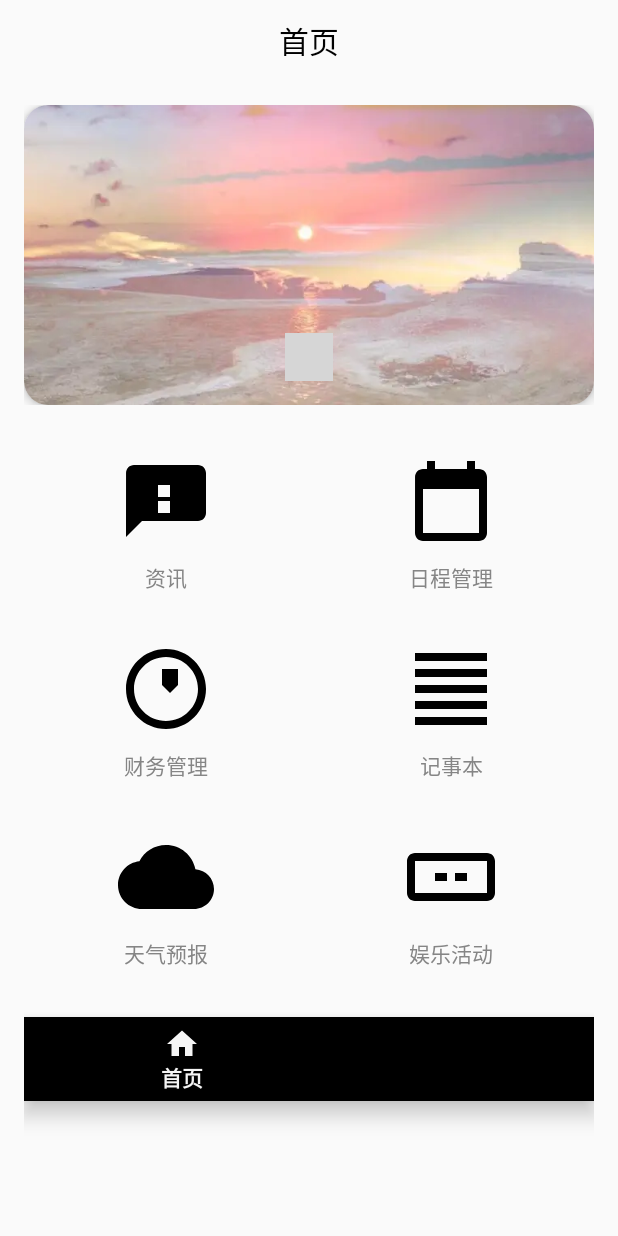
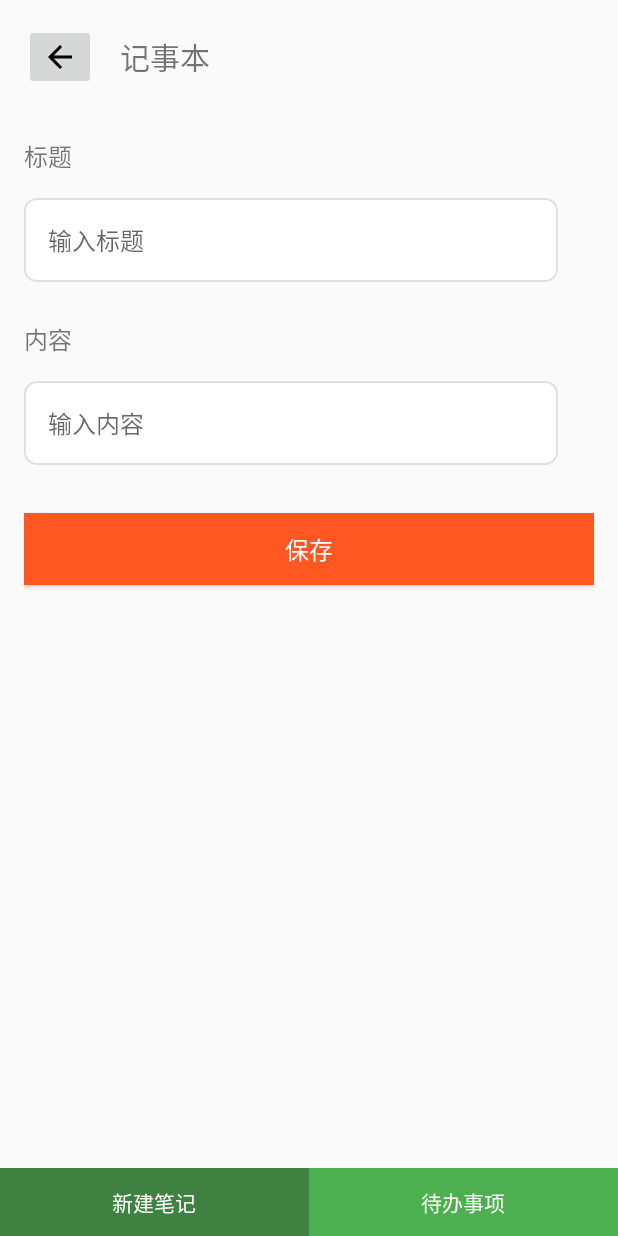
Before and after one commit to ppyeluo/intelligentlifeassistant, an Android app: the screen it shows after launch (MainActivity before the commit, NotepadActivity after it), after a tap on "记事本", on a phone screen of 412 x 824 dp. Run offline under Robolectric (Android 15) with nearby library versions, the phone set to English and light mode, and no system bars; libraries missing offline, so code that uses them is left out: me.relex.circleindicator; plain views replace CircleIndicator3; 2 statements that could not run were skipped; grey boxes are pictures that could not be loaded.

Commit message:
记事本页面

```diff
--- a/app/src/main/AndroidManifest.xml
+++ b/app/src/main/AndroidManifest.xml
@@ -28,6 +28,7 @@
         <activity android:name=".module.WeatherActivity"/>
         <activity android:name=".module.FinanceActivity"/>
         <activity android:name=".module.finance.FinanceRecordActivity"/>
+        <activity android:name=".module.NotepadActivity"/>
     </application>
 
 </manifest>
--- /dev/null
+++ b/app/src/main/java/com/sspu/intelligentlifeassistant/adapters/NotepadPendingAdapter.java
@@ -0,0 +1,65 @@
+package com.sspu.intelligentlifeassistant.adapters;
+
+import android.view.LayoutInflater;
+import android.view.View;
+import android.view.ViewGroup;
+import android.widget.TextView;
+
+import androidx.annotation.NonNull;
+import androidx.recyclerview.widget.RecyclerView;
+
+import com.sspu.intelligentlifeassistant.R;
+import com.sspu.intelligentlifeassistant.models.NotepadItem;
+
+import java.util.List;
+
+public class NotepadPendingAdapter extends RecyclerView.Adapter<NotepadPendingAdapter.ViewHolder> {
+    private List<NotepadItem> data;
+
+    public NotepadPendingAdapter(List<NotepadItem> data) {
+        this.data = data;
+    }
+
+    public void setData(List<NotepadItem> data) {
+        this.data = data;
+        notifyDataSetChanged();
+    }
+
+    @NonNull
+    @Override
+    public NotepadPendingAdapter.ViewHolder onCreateViewHolder(@NonNull ViewGroup parent, int viewType) {
+        // 创建记录项View
+        View view = LayoutInflater.from(parent.getContext())
+                .inflate(R.layout.notepad_pending_item, parent, false);
+        return new NotepadPendingAdapter.ViewHolder(view);
+    }
+
+    @Override
+    public void onBindViewHolder(@NonNull NotepadPendingAdapter.ViewHolder holder, int position) {
+        // 绑定记录项数据
+        NotepadItem record = data.get(position);
+        holder.bind(record);
+    }
+
+    @Override
+    public int getItemCount() {
+        return data.size();
+    }
+
+    public class ViewHolder extends RecyclerView.ViewHolder {
+        // 记录项视图的控件
+        private TextView tv_title, tv_content;
+
+        public ViewHolder(@NonNull View itemView) {
+            super(itemView);
+            tv_title = itemView.findViewById(R.id.tv_title);
+            tv_content = itemView.findViewById(R.id.tv_content);
+        }
+
+        public void bind(NotepadItem record) {
+            // 将记录项数据绑定到视图控件
+            tv_title.setText(record.getTitle());
+            tv_content.setText(record.getContent());
+        }
+    }
+}
--- a/app/src/main/java/com/sspu/intelligentlifeassistant/module/EntertainmentActivity.java
+++ b/app/src/main/java/com/sspu/intelligentlifeassistant/module/EntertainmentActivity.java
@@ -1,4 +1,7 @@
 package com.sspu.intelligentlifeassistant.module;
 
-public class EntertainmentActivity {
+import androidx.appcompat.app.AppCompatActivity;
+
+public class EntertainmentActivity extends AppCompatActivity {
+
 }
--- a/app/src/main/java/com/sspu/intelligentlifeassistant/module/NotepadActivity.java
+++ b/app/src/main/java/com/sspu/intelligentlifeassistant/module/NotepadActivity.java
@@ -1,4 +1,113 @@
 package com.sspu.intelligentlifeassistant.module;
 
-public class NotepadActivity {
+import android.content.res.AssetManager;
+import android.graphics.Color;
+import android.os.Bundle;
+import android.view.View;
+import android.widget.TextView;
+
+import androidx.appcompat.app.AppCompatActivity;
+import androidx.recyclerview.widget.LinearLayoutManager;
+import androidx.recyclerview.widget.RecyclerView;
+
+import com.google.gson.Gson;
+import com.google.gson.reflect.TypeToken;
+import com.sspu.intelligentlifeassistant.R;
+import com.sspu.intelligentlifeassistant.adapters.NotepadPendingAdapter;
+import com.sspu.intelligentlifeassistant.models.NotepadItem;
+
+import java.io.IOException;
+import java.io.InputStream;
+import java.lang.reflect.Type;
+import java.util.ArrayList;
+import java.util.List;
+
+public class NotepadActivity extends AppCompatActivity {
+    private View newNoteLayout;
+    private View pendingNoteLayout;
+    private TextView newNoteButton;
+    private TextView pendingNoteButton;
+
+    // 适配器
+    private RecyclerView recyclerView;
+    private NotepadPendingAdapter adapter;
+    private List<NotepadItem> records;
+    @Override
+    protected void onCreate(Bundle savedInstanceState) {
+        super.onCreate(savedInstanceState);
+        setContentView(R.layout.activity_notepad);
+
+        // 初始化布局引用
+        newNoteLayout = findViewById(R.id.notepad_new);
+        pendingNoteLayout = findViewById(R.id.notepad_pending);
+        newNoteButton = findViewById(R.id.tv_ledger);
+        pendingNoteButton = findViewById(R.id.tv_finance_record);
+
+        recyclerView = findViewById(R.id.recycler_view);
+
+        // 设置初始状态
+        showNewNoteLayout();
+        updateNavigationButtonState(true, false);
+        // 设置RecyclerView
+        recyclerView.setLayoutManager(new LinearLayoutManager(this));
+        adapter = new NotepadPendingAdapter(records);
+        recyclerView.setAdapter(adapter);
+        // 加载所有记录
+        loadAllRecords();
+
+
+        // 设置点击事件监听器
+        newNoteButton.setOnClickListener(v -> showNewNoteLayout());
+        pendingNoteButton.setOnClickListener(v -> showPendingNoteLayout());
+    }
+
+    private void showNewNoteLayout() {
+        newNoteLayout.setVisibility(View.VISIBLE);
+        pendingNoteLayout.setVisibility(View.GONE);
+        updateNavigationButtonState(true, false);
+    }
+
+    private void showPendingNoteLayout() {
+        newNoteLayout.setVisibility(View.GONE);
+        pendingNoteLayout.setVisibility(View.VISIBLE);
+        updateNavigationButtonState(false, true);
+    }
+
+    private void updateNavigationButtonState(boolean newNoteSelected, boolean pendingNoteSelected) {
+        if (newNoteSelected) {
+            newNoteButton.setBackgroundColor(Color.parseColor("#3e8140"));
+            pendingNoteButton.setBackgroundColor(Color.parseColor("#4CAF50"));
+        } else {
+            newNoteButton.setBackgroundColor(Color.parseColor("#4CAF50"));
+            pendingNoteButton.setBackgroundColor(Color.parseColor("#3e8140"));
+        }
+    }
+
+    private void loadAllRecords() {
+        // 从JSON文件加载所有记录,并更新适配器
+        records = getAllRecords();
+        adapter.setData(records);
+    }
+    private List<NotepadItem> getAllRecords() {
+        try {
+            // 从assets/json/notepad_item.json文件中加载记录数据
+            String json = loadJSONFromAsset("json/notepad_item.json");
+            Type listType = new TypeToken<List<NotepadItem>>() {}.getType();
+            return new Gson().fromJson(json, listType);
+        } catch (IOException e) {
+            e.printStackTrace();
+            return new ArrayList<>();
+        }
+    }
+
+    private String loadJSONFromAsset(String fileName) throws IOException {
+        // 从assets目录读取JSON文件
+        AssetManager assetManager = getAssets();
+        InputStream is = assetManager.open(fileName);
+        int size = is.available();
+        byte[] buffer = new byte[size];
+        is.read(buffer);
+        is.close();
+        return new String(buffer, "UTF-8");
+    }
 }
--- a/app/src/main/java/com/sspu/intelligentlifeassistant/module/ProfileActivity.java
+++ b/app/src/main/java/com/sspu/intelligentlifeassistant/module/ProfileActivity.java
@@ -1,4 +1,6 @@
 package com.sspu.intelligentlifeassistant.module;
 
-public class ProfileActivity {
+import androidx.appcompat.app.AppCompatActivity;
+
+public class ProfileActivity extends AppCompatActivity {
 }
--- /dev/null
+++ b/app/src/main/res/layout/activity_notepad.xml
@@ -0,0 +1,79 @@
+<?xml version="1.0" encoding="utf-8"?>
+<RelativeLayout xmlns:android="http://schemas.android.com/apk/res/android"
+    android:layout_width="match_parent"
+    android:layout_height="match_parent">
+
+    <!-- 页面顶部 -->
+    <LinearLayout
+        android:id="@+id/news_header"
+        android:layout_width="match_parent"
+        android:layout_height="wrap_content"
+        android:orientation="horizontal"
+        android:gravity="center_vertical">
+
+        <!-- 返回按钮 -->
+        <ImageButton
+            android:id="@+id/btn_back"
+            android:layout_width="wrap_content"
+            android:layout_height="wrap_content"
+            android:src="@drawable/ic_back"
+            android:layout_margin="16dp" />
+
+        <!-- 标题 -->
+        <TextView
+            android:layout_width="0dp"
+            android:layout_height="wrap_content"
+            android:layout_weight="1"
+            android:text="记事本"
+            android:textSize="20sp" />
+    </LinearLayout>
+
+    <include
+        android:id="@+id/notepad_new"
+        android:layout_above="@+id/navigation_menu"
+        android:layout_below="@+id/news_header"
+        layout="@layout/notepad_new"
+        android:layout_width="match_parent"
+        android:layout_height="wrap_content"
+        android:visibility="visible"/>
+
+    <include
+        android:id="@+id/notepad_pending"
+        android:layout_above="@+id/navigation_menu"
+        android:layout_below="@+id/news_header"
+        layout="@layout/notepad_pending"
+        android:layout_width="match_parent"
+        android:layout_height="wrap_content"
+        android:visibility="gone"/>
+
+    <!-- 底部导航菜单 -->
+    <LinearLayout
+        android:id="@+id/navigation_menu"
+        android:layout_width="match_parent"
+        android:layout_height="wrap_content"
+        android:orientation="horizontal"
+        android:layout_alignParentBottom="true">
+
+        <TextView
+            android:id="@+id/tv_ledger"
+            android:layout_width="0dp"
+            android:layout_height="wrap_content"
+            android:layout_weight="1"
+            android:text="新建笔记"
+            android:textColor="@color/white"
+            android:gravity="center"
+            android:padding="12dp"
+            android:background="#3e8140"/>
+
+        <TextView
+            android:id="@+id/tv_finance_record"
+            android:layout_width="0dp"
+            android:layout_height="wrap_content"
+            android:layout_weight="1"
+            android:text="待办事项"
+            android:textColor="@color/white"
+            android:gravity="center"
+            android:padding="12dp"
+            android:background="#4CAF50"  />
+    </LinearLayout>
+</RelativeLayout>
--- /dev/null
+++ b/app/src/main/res/layout/notepad_new.xml
@@ -0,0 +1,81 @@
+<?xml version="1.0" encoding="utf-8"?>
+<ScrollView xmlns:android="http://schemas.android.com/apk/res/android"
+    android:layout_width="match_parent"
+    android:layout_height="match_parent">
+
+    <LinearLayout
+        android:id="@+id/income_layout"
+        android:layout_width="match_parent"
+        android:layout_height="wrap_content"
+        android:orientation="vertical"
+        android:padding="16dp"
+        android:visibility="visible">
+
+        <LinearLayout
+            android:layout_width="match_parent"
+            android:layout_height="wrap_content"
+            android:orientation="vertical">
+            <TextView
+                android:layout_width="match_parent"
+                android:layout_height="wrap_content"
+                android:text="标题"
+                android:textSize="16sp" />
+            <EditText
+                android:id="@+id/expense_amount"
+                android:layout_width="match_parent"
+                android:layout_height="wrap_content"
+                android:inputType="numberDecimal"
+                android:hint="输入标题"
+                android:padding="16dp"
+                android:layout_marginTop="16dp"
+                android:layout_marginBottom="16dp"
+                android:layout_marginEnd="24dp"
+                android:background="@drawable/search_box_background"
+                android:textSize="16sp"
+                android:textColor="#333333"
+                android:drawablePadding="12dp"
+                android:singleLine="true"
+                android:maxLines="1" />
+        </LinearLayout>
+
+        <LinearLayout
+            android:layout_width="match_parent"
+            android:layout_height="wrap_content"
+            android:orientation="vertical"
+            android:layout_marginTop="10dp">
+            <TextView
+                android:layout_width="match_parent"
+                android:layout_height="wrap_content"
+                android:text="内容"
+                android:textSize="16sp" />
+            <EditText
+                android:id="@+id/income_remark"
+                android:layout_width="match_parent"
+                android:layout_height="wrap_content"
+                android:inputType="numberDecimal"
+                android:hint="输入内容"
+                android:padding="16dp"
+                android:layout_marginTop="16dp"
+                android:layout_marginBottom="16dp"
+                android:layout_marginEnd="24dp"
+                android:background="@drawable/search_box_background"
+                android:textSize="16sp"
+                android:textColor="#333333"
+                android:drawablePadding="12dp"
+                android:singleLine="true"
+                android:maxLines="1" />
+        </LinearLayout>
+
+        <Button
+            android:id="@+id/btn_income_save"
+            android:layout_width="match_parent"
+            android:layout_height="wrap_content"
+            android:layout_marginBottom="16dp"
+            android:text="保存"
+            android:layout_marginTop="16dp"
+            android:textColor="@color/white"
+            android:background="@color/accent"
+            android:paddingVertical="12dp"
+            android:textSize="16sp" />
+    </LinearLayout>
+</ScrollView>
```
Also changed, not shown: app/src/main/assets/json/notepad_item.json (added, +22 -0 lines), app/src/main/java/com/sspu/intelligentlifeassistant/models/NotepadItem.java (added, +26 -0 lines), app/src/main/res/layout/notepad_pending.xml (added, +32 -0 lines), app/src/main/res/layout/notepad_pending_item.xml (added, +20 -0 lines).
